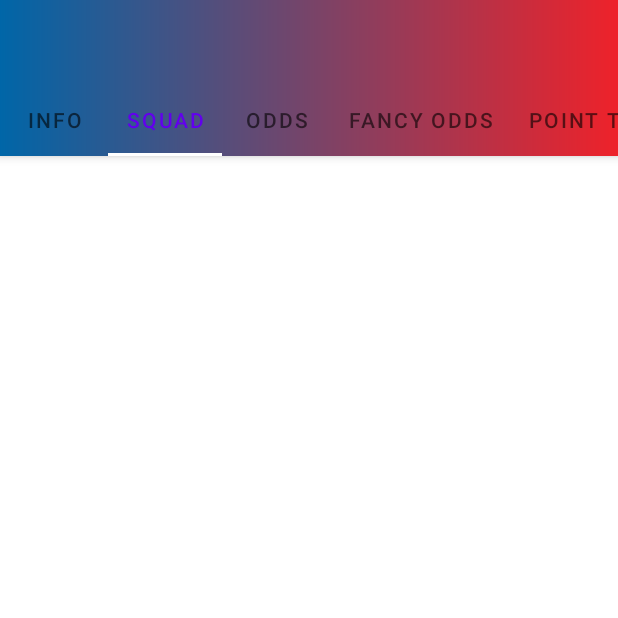
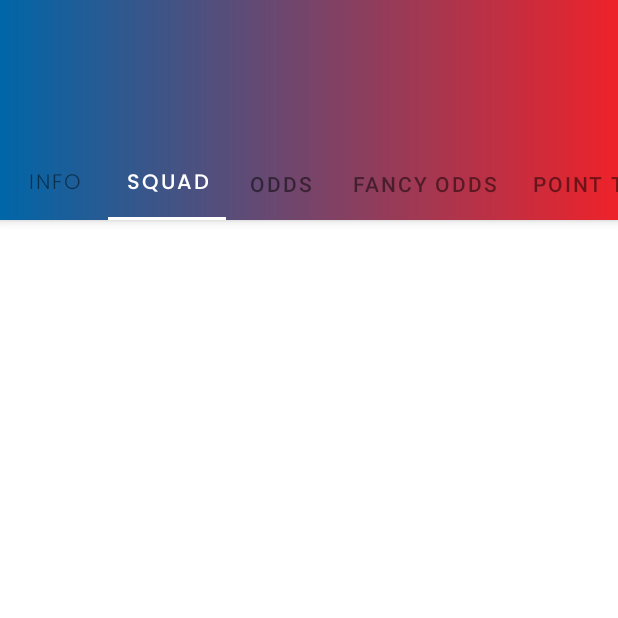
Before and after one commit to MesumAli2/CricApp, an Android app: the TeamActivity screen opened directly, with no data from a screen before it, tab 2 chosen, on a phone screen of 412 x 824 dp, the top half of it. Run offline under Robolectric (Android 15) with nearby library versions, the phone set to English and light mode, and no system bars.

Commit message:
ui updates 4

```diff
--- a/app/src/main/java/com/mesum/blitzcric/TeamActivity.kt
+++ b/app/src/main/java/com/mesum/blitzcric/TeamActivity.kt
@@ -1,15 +1,17 @@
 package com.mesum.blitzcric
 
 import android.os.Bundle
-import com.google.android.material.floatingactionbutton.FloatingActionButton
-import com.google.android.material.snackbar.Snackbar
+import android.view.ViewGroup
+import android.widget.LinearLayout
+import android.widget.TextView
+import androidx.appcompat.app.AppCompatActivity
+import androidx.core.content.res.ResourcesCompat
+import androidx.viewpager.widget.ViewPager
 import com.google.android.material.tabs.TabLayout
-import androidx.viewpager.widget.ViewPager
-import androidx.appcompat.app.AppCompatActivity
-import android.view.Menu
-import android.view.MenuItem
+import com.google.android.material.tabs.TabLayout.OnTabSelectedListener
+import com.mesum.blitzcric.databinding.ActivityTeamBinding
 import com.mesum.blitzcric.ui.main.SectionsPagerAdapter
-import com.mesum.blitzcric.databinding.ActivityTeamBinding
+
 
 class TeamActivity : AppCompatActivity() {
 
@@ -24,8 +26,40 @@ class TeamActivity : AppCompatActivity() {
         val sectionsPagerAdapter = SectionsPagerAdapter(this, supportFragmentManager)
         val viewPager: ViewPager = binding.viewPager
         viewPager.adapter = sectionsPagerAdapter
-        val tabs: TabLayout = binding.tabs
-        tabs.setupWithViewPager(viewPager)
+
+        val poppinsMedium = ResourcesCompat.getFont(this, com.mesum.blitzcric.R.font.poppins_medium)
+        val poppinsLight = ResourcesCompat.getFont(this, com.mesum.blitzcric.R.font.poppins_light)
+        val tabLayout = binding.tabs
+
+
+
+
+
+
+
+
+
+        tabLayout.addOnTabSelectedListener(object : OnTabSelectedListener {
+            override fun onTabSelected(tab: TabLayout.Tab) {
+                val tabLayout =
+                    (tabLayout.getChildAt(0) as ViewGroup).getChildAt(tab.position) as LinearLayout
+                val tabTextView = tabLayout.getChildAt(1) as TextView
+                tabTextView.setTypeface(poppinsMedium)
+
+
+            }
+
+            override fun onTabUnselected(tab: TabLayout.Tab) {
+                val tabLayout =
+                    (tabLayout.getChildAt(0) as ViewGroup).getChildAt(tab.position) as LinearLayout
+                val tabTextView = tabLayout.getChildAt(1) as TextView
+                tabTextView.setTypeface(poppinsLight)
+            }
+
+            override fun onTabReselected(tab: TabLayout.Tab) {
+            }
+        })
+        tabLayout.setupWithViewPager(viewPager)
 
 
     }
--- /dev/null
+++ b/app/src/main/res/font/poppins_light.xml
@@ -0,0 +1,7 @@
+<?xml version="1.0" encoding="utf-8"?>
+<font-family xmlns:app="http://schemas.android.com/apk/res-auto"
+        app:fontProviderAuthority="com.google.android.gms.fonts"
+        app:fontProviderPackage="com.google.android.gms"
+        app:fontProviderQuery="name=Poppins&amp;weight=300"
+        app:fontProviderCerts="@array/com_google_android_gms_fonts_certs">
+</font-family>
--- /dev/null
+++ b/app/src/main/res/font/poppins_medium.xml
@@ -0,0 +1,7 @@
+<?xml version="1.0" encoding="utf-8"?>
+<font-family xmlns:app="http://schemas.android.com/apk/res-auto"
+        app:fontProviderAuthority="com.google.android.gms.fonts"
+        app:fontProviderPackage="com.google.android.gms"
+        app:fontProviderQuery="name=Poppins&amp;weight=500"
+        app:fontProviderCerts="@array/com_google_android_gms_fonts_certs">
+</font-family>
--- a/app/src/main/res/layout/activity_team.xml
+++ b/app/src/main/res/layout/activity_team.xml
@@ -8,28 +8,33 @@
 
     <com.google.android.material.appbar.AppBarLayout
         android:layout_width="match_parent"
-        android:layout_height="wrap_content"
+        android:layout_height="146.5dp"
         android:background="@drawable/maintabback"
         android:theme="@style/Theme.Blitzcric.AppBarOverlay">
 
-        <ImageView
-            android:id="@+id/title"
-            android:layout_width="wrap_content"
-            android:layout_height="wrap_content"
-            android:gravity="center"
-            android:minHeight="?actionBarSize"
-            android:padding="@dimen/appbar_padding"
 
-            android:text="@string/app_name"
-            android:textAppearance="@style/TextAppearance.Widget.AppCompat.Toolbar.Title" />
+        <androidx.constraintlayout.widget.ConstraintLayout
+            android:layout_width="match_parent"
+            android:layout_height="match_parent">
+
+
+
 
         <com.google.android.material.tabs.TabLayout
             android:id="@+id/tabs"
             app:tabMode="scrollable"
+            app:layout_constraintStart_toStartOf="parent"
+            app:layout_constraintBottom_toBottomOf="parent"
             android:background="@android:color/transparent"
             app:tabIndicatorColor="@color/white"
+
+            app:tabSelectedTextColor="@color/white"
+            app:tabTextColor="#80000000"
             android:layout_width="match_parent"
             android:layout_height="wrap_content" />
+
+        </androidx.constraintlayout.widget.ConstraintLayout>
+
     </com.google.android.material.appbar.AppBarLayout>
 
     <androidx.viewpager.widget.ViewPager
--- a/app/src/main/res/values/preloaded_fonts.xml
+++ b/app/src/main/res/values/preloaded_fonts.xml
@@ -3,7 +3,9 @@
     <array name="preloaded_fonts" translatable="false">
         <item>@font/poppins_bold_italic</item>
         <item>@font/poppins_italic</item>
+        <item>@font/poppins_light</item>
         <item>@font/poppins_light_italic</item>
+        <item>@font/poppins_medium</item>
         <item>@font/poppins_medium_italic</item>
         <item>@font/poppins_semibold_italic</item>
     </array>
```
